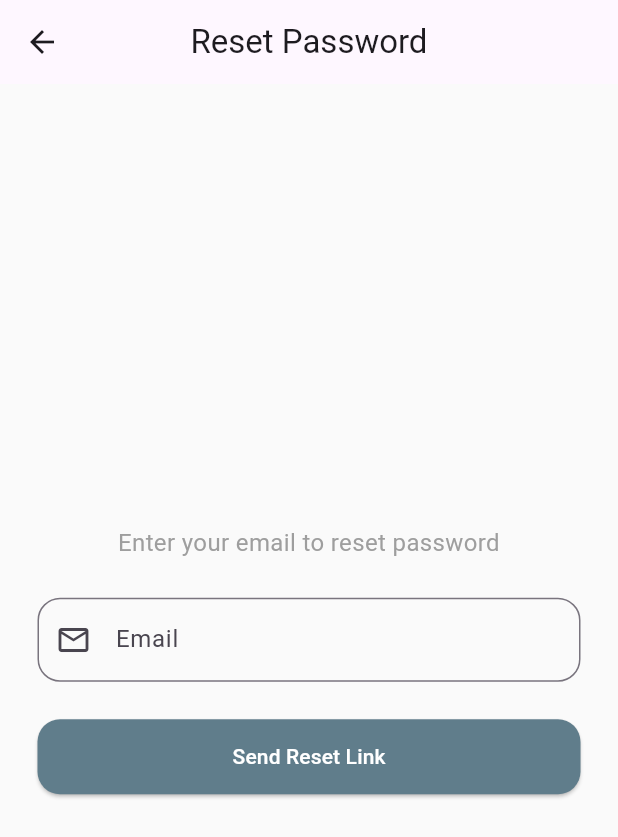
After one commit to priyanka-bca/Project-Management-System, a Flutter app: the screen it shows after launch, after a tap on "Forgot Password?", on a phone screen of 412 x 824 dp. The commit adds this screen. Shown: the top 837 px of the screen. Run offline on Flutter 3.47's test engine with Material 3 defaults, Android fonts, the phone set to English and light mode, and no system bars.

Commit message:
added reset password page in loginscreen page

```diff
--- a/tasknity/lib/screens/login_screen.dart
+++ b/tasknity/lib/screens/login_screen.dart
@@ -1,4 +1,5 @@
 import 'package:flutter/material.dart';
+import 'reset_password.dart';
 
 class LoginScreen extends StatefulWidget {
   const LoginScreen({super.key});
@@ -12,12 +13,13 @@ class _LoginScreenState extends State<LoginScreen> {
   final _passwordController = TextEditingController();
 
   void _login() {
-    if (_emailController.text.isNotEmpty && _passwordController.text.isNotEmpty) {
+    if (_emailController.text.isNotEmpty &&
+        _passwordController.text.isNotEmpty) {
       Navigator.pushReplacementNamed(context, '/dashboard');
     } else {
-      ScaffoldMessenger.of(context).showSnackBar(
-        const SnackBar(content: Text('Enter email and password')),
-      );
+      ScaffoldMessenger.of(
+        context,
+      ).showSnackBar(const SnackBar(content: Text('Enter email and password')));
     }
   }
 
@@ -81,6 +83,18 @@ class _LoginScreenState extends State<LoginScreen> {
                       ),
                     ),
                   ),
+                  const SizedBox(height: 10),
+                  TextButton(
+                    onPressed: () {
+                      Navigator.push(
+                        context,
+                        MaterialPageRoute(
+                          builder: (context) => const ResetPasswordScreen(),
+                        ),
+                      );
+                    },
+                    child: const Text("Forgot Password?"),
+                  ),
                   const SizedBox(height: 12),
                   TextButton(
                     onPressed: () =>
--- /dev/null
+++ b/tasknity/lib/screens/reset_password.dart
@@ -0,0 +1,54 @@
+import 'package:flutter/material.dart';
+
+class ResetPasswordScreen extends StatelessWidget {
+  const ResetPasswordScreen({super.key});
+
+  @override
+  Widget build(BuildContext context) {
+    final emailController = TextEditingController();
+
+    return Scaffold(
+      backgroundColor: Colors.grey[50],
+      appBar: AppBar(title: const Text("Reset Password"), centerTitle: true),
+      body: Padding(
+        padding: const EdgeInsets.all(25.0),
+        child: Column(
+          mainAxisAlignment: MainAxisAlignment.center,
+          children: [
+            const Text(
+              "Enter your email to reset password",
+              style: TextStyle(fontSize: 16, color: Colors.grey),
+              textAlign: TextAlign.center,
+            ),
+            const SizedBox(height: 25),
+            TextField(
+              controller: emailController,
+              decoration: const InputDecoration(
+                labelText: "Email",
+                prefixIcon: Icon(Icons.email_outlined),
+                border: OutlineInputBorder(
+                  borderRadius: BorderRadius.all(Radius.circular(15)),
+                ),
+              ),
+            ),
+            const SizedBox(height: 25),
+            ElevatedButton(
+              style: ElevatedButton.styleFrom(
+                minimumSize: const Size(double.infinity, 50),
+                backgroundColor: Colors.blueGrey,
+                foregroundColor: Colors.white,
+                shape: RoundedRectangleBorder(
+                  borderRadius: BorderRadius.circular(15),
+                ),
+              ),
+              onPressed: () {
+                Navigator.pop(context);
+              },
+              child: const Text("Send Reset Link"),
+            ),
+          ],
+        ),
+      ),
+    );
+  }
+}
```
